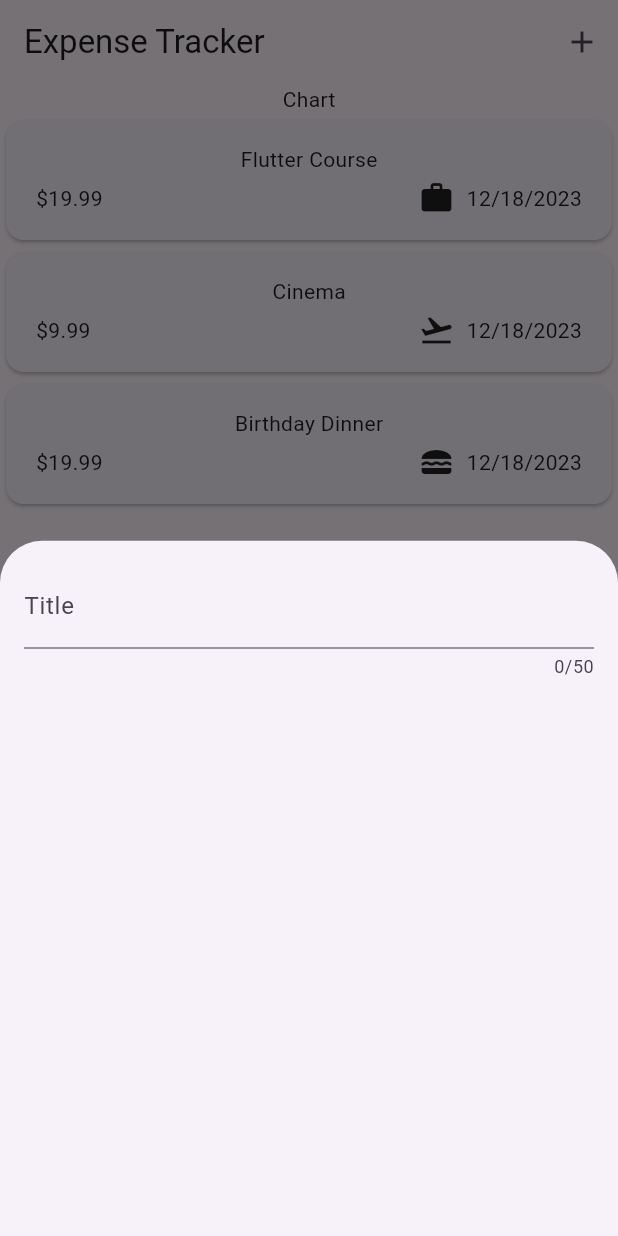
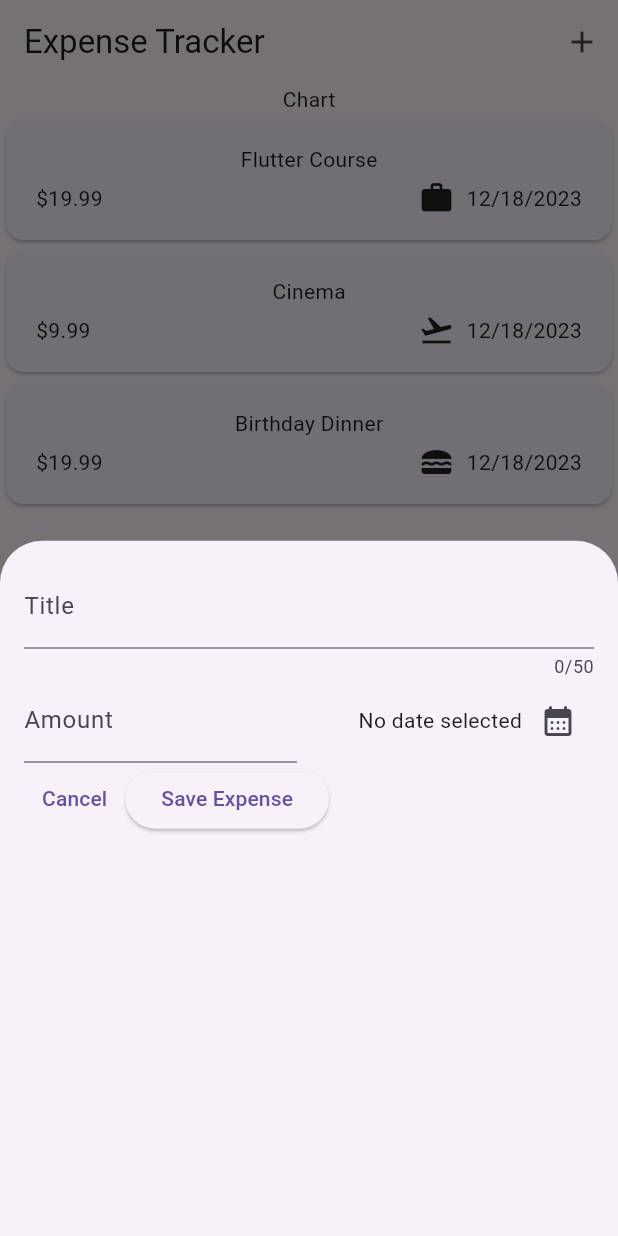
Before and after one commit to ishraqfatin/flutter-projects, a Flutter app: the screen it shows after launch, after a tap on the "add" icon, on a phone screen of 412 x 824 dp. Run offline on Flutter 3.47's test engine with Material 3 defaults, Android fonts, the phone set to English and light mode, and no system bars; our stand-ins replace google_fonts.

Commit message:
feat: add amount, datepicker, save button and cancel button in modal sheet, add controllers textfields.

```diff
--- a/expense_tracker/lib/models/expense.dart
+++ b/expense_tracker/lib/models/expense.dart
@@ -1,6 +1,6 @@
 import 'package:flutter/material.dart';
+import 'package:uuid/uuid.dart';
 import 'package:intl/intl.dart';
-import 'package:uuid/uuid.dart';
 
 final formatter = DateFormat.yMd();
 const uuid = Uuid();
--- a/expense_tracker/lib/widgets/new_expense.dart
+++ b/expense_tracker/lib/widgets/new_expense.dart
@@ -1,4 +1,5 @@
 import 'package:flutter/material.dart';
+import 'package:expense_tracker/models/expense.dart';
 
 class NewExpense extends StatefulWidget {
   const NewExpense({super.key});
@@ -9,18 +10,99 @@
 }
 
 class _NewExpenseState extends State<NewExpense> {
+  //Built-in class, handles user input automatically
+  final _titleController = TextEditingController();
+  final _amountController = TextEditingController();
+  DateTime? _selectedDate;
+
+  void _presentDatePicker() async {
+    final now = DateTime.now();
+    final firstDate = DateTime(now.year - 1, now.month, now.day);
+
+    //Built-in function
+    final pickedDate = await showDatePicker(
+      context: context,
+      initialDate: now,
+      firstDate: firstDate,
+      lastDate: now,
+    );
+    //wait for th date value and execute the below lines
+    setState(() {
+      _selectedDate = pickedDate;
+    });
+  }
+
+  // Ends the lifecycle when removed from UI
+  @override
+  void dispose() {
+    _titleController.dispose();
+    _amountController.dispose();
+    super.dispose();
+  }
+
   @override
   Widget build(BuildContext context) {
-    return const Padding(
-      padding: EdgeInsets.all(16),
+    return Padding(
+      padding: const EdgeInsets.all(16),
       child: Column(
         children: [
           TextField(
+            controller: _titleController,
             maxLength: 50, //characters
-            decoration: InputDecoration(
+            decoration: const InputDecoration(
               label: Text("Title"),
             ),
           ),
+          Row(
+            children: [
+              Expanded(
+                child: TextField(
+                  controller: _amountController,
+                  keyboardType: TextInputType.number,
+                  decoration: const InputDecoration(
+                    label: Text("Amount"),
+                    prefixText: '\$',
+                  ),
+                ),
+              ),
+              const SizedBox(
+                width: 16,
+              ),
+              Expanded(
+                child: Row(
+                  mainAxisAlignment: MainAxisAlignment.end,
+                  crossAxisAlignment: CrossAxisAlignment.center,
+                  children: [
+                    Text(_selectedDate == null
+                        ? 'No date selected'
+                        : formatter.format(_selectedDate!)),
+                    IconButton(
+                      onPressed: _presentDatePicker,
+                      icon: const Icon(Icons.calendar_month_rounded),
+                    )
+                  ],
+                ),
+              )
+            ],
+          ),
+          Row(
+            children: [
+              TextButton(
+                onPressed: () {
+                  //Built-in class, removes overlay
+                  Navigator.pop(context);
+                },
+                child: const Text("Cancel"),
+              ),
+              ElevatedButton(
+                onPressed: () {
+                  print(_titleController.text);
+                  print(_amountController.text);
+                },
+                child: const Text('Save Expense'),
+              ),
+            ],
+          )
         ],
       ),
     );
```
